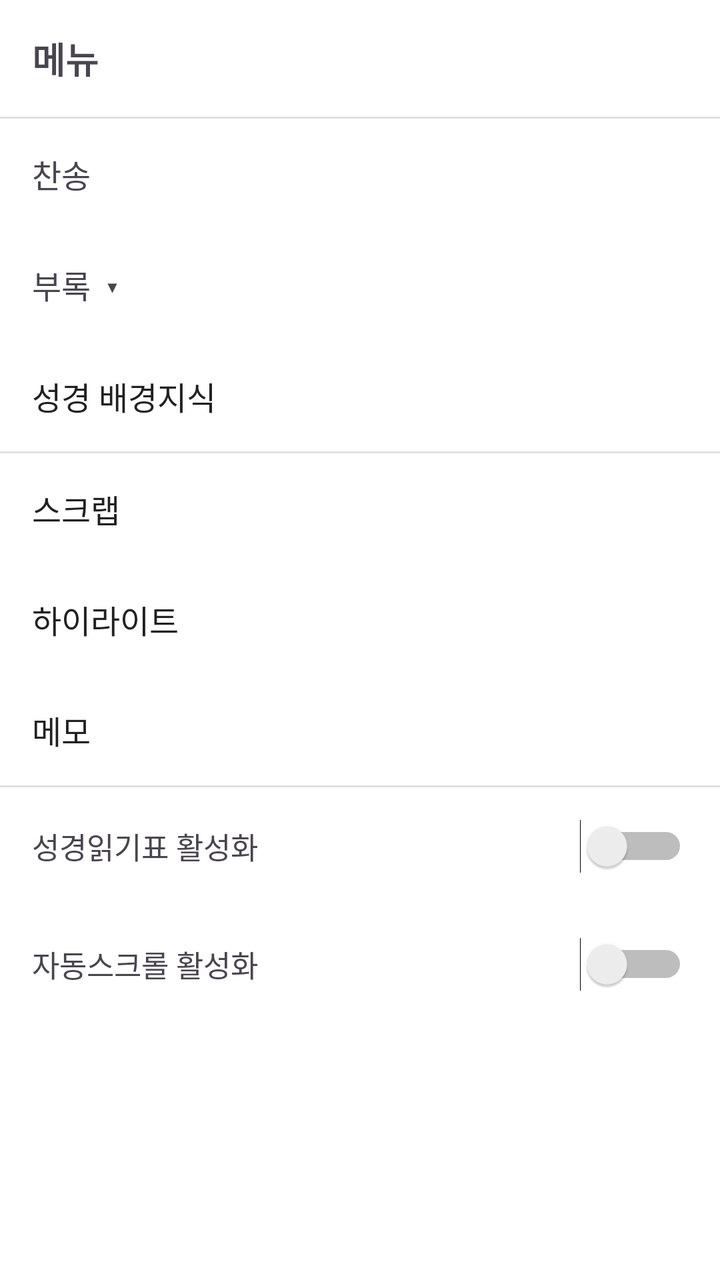
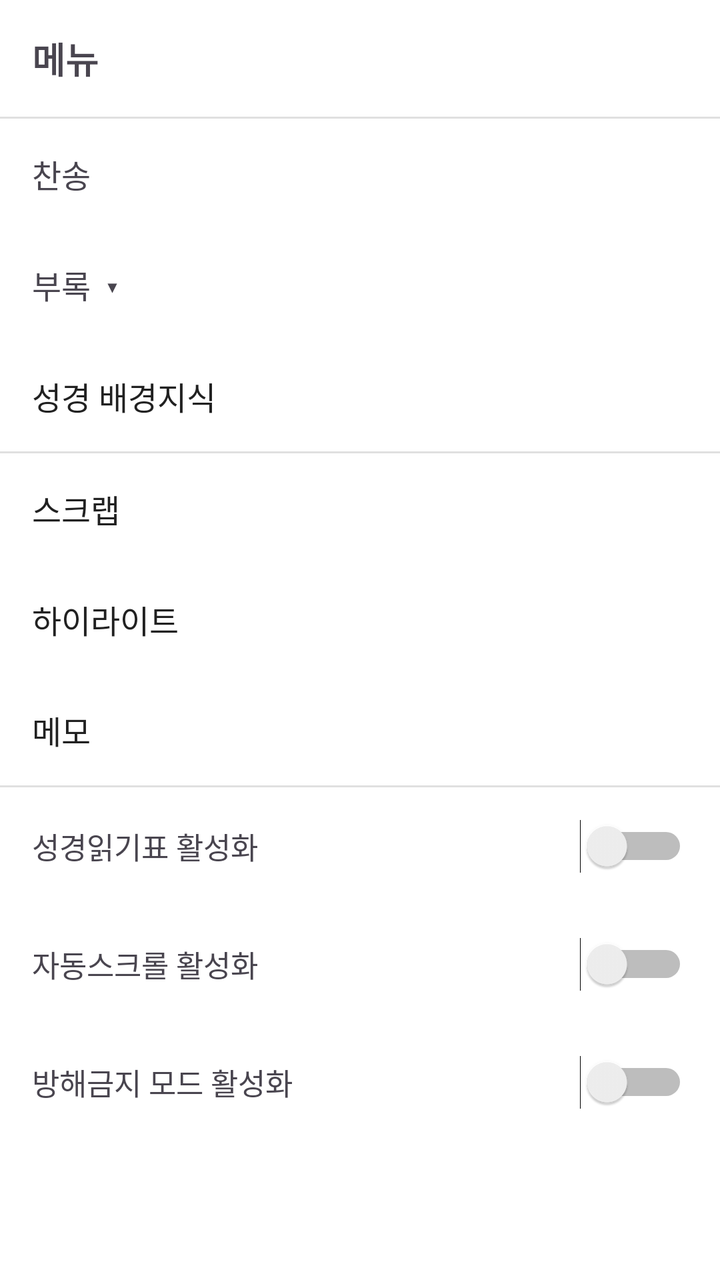

Before-and-after screenshots of an Android layout around one commit, followed by the original layout XML and the change that was made.
<!-- AndroidManifest.xml: application theme Theme.BNOTE -->
<!-- res/layout/panel_bible_menu.xml -->
<?xml version="1.0" encoding="utf-8"?>
<FrameLayout xmlns:android="http://schemas.android.com/apk/res/android"
    android:layout_width="280dp"
    android:layout_height="match_parent">

    <LinearLayout
        android:id="@+id/panel"
        android:layout_width="match_parent"
        android:layout_height="match_parent"
        android:orientation="vertical"
        android:background="@color/surface_background"
        android:elevation="8dp">

        <TextView
            android:layout_width="match_parent"
            android:layout_height="wrap_content"
            android:padding="16dp"
            android:text="메뉴"
            android:textSize="18sp"
            android:textStyle="bold" />

        <View
            android:layout_width="match_parent"
            android:layout_height="1dp"
            android:background="@color/divider_light" />

        <ScrollView
            android:layout_width="match_parent"
            android:layout_height="0dp"
            android:layout_weight="1">

            <LinearLayout
                android:layout_width="match_parent"
                android:layout_height="wrap_content"
                android:orientation="vertical">

                <TextView
                    android:id="@+id/menu_hymn"
                    android:layout_width="match_parent"
                    android:layout_height="wrap_content"
                    android:padding="16dp"
                    android:text="찬송"
                    android:textSize="16sp"
                    android:background="?attr/selectableItemBackground"
                    android:clickable="true"
                    android:focusable="true" />

                <TextView
                    android:id="@+id/menu_appendix"
                    android:layout_width="match_parent"
                    android:layout_height="wrap_content"
                    android:padding="16dp"
                    android:text="부록  ▾"
                    android:textSize="16sp"
                    android:background="?attr/selectableItemBackground"
                    android:clickable="true"
                    android:focusable="true" />

                <LinearLayout
                    android:id="@+id/container_appendix_list"
                    android:layout_width="match_parent"
                    android:layout_height="wrap_content"
                    android:orientation="vertical"
                    android:background="@color/input_background"
                    android:visibility="gone" />

                <TextView
                    android:id="@+id/menu_bible_knowledge"
                    android:layout_width="match_parent"
                    android:layout_height="wrap_content"
                    android:padding="16dp"
                    android:text="성경 배경지식"
                    android:textSize="16sp"
                    android:textColor="@color/text_primary"
                    android:background="?attr/selectableItemBackground"
                    android:clickable="true"
                    android:focusable="true" />

                <View
                    android:layout_width="match_parent"
                    android:layout_height="1dp"
                    android:background="@color/divider_light" />

                <TextView
                    android:id="@+id/menu_scrap"
                    android:layout_width="match_parent"
                    android:layout_height="wrap_content"
                    android:padding="16dp"
                    android:text="스크랩"
                    android:textSize="16sp"
                    android:textColor="@color/text_primary"
                    android:background="?attr/selectableItemBackground"
                    android:clickable="true"
                    android:focusable="true" />

                <TextView
                    android:id="@+id/menu_highlight"
                    android:layout_width="match_parent"
                    android:layout_height="wrap_content"
                    android:padding="16dp"
                    android:text="하이라이트"
                    android:textSize="16sp"
                    android:textColor="@color/text_primary"
                    android:background="?attr/selectableItemBackground"
                    android:clickable="true"
                    android:focusable="true" />

                <TextView
                    android:id="@+id/menu_memo"
                    android:layout_width="match_parent"
                    android:layout_height="wrap_content"
                    android:padding="16dp"
                    android:text="메모"
                    android:textSize="16sp"
                    android:textColor="@color/text_primary"
                    android:background="?attr/selectableItemBackground"
                    android:clickable="true"
                    android:focusable="true" />

                <View
                    android:layout_width="match_parent"
                    android:layout_height="1dp"
                    android:background="@color/divider_light" />

                <LinearLayout
                    android:id="@+id/row_reading_plan_toggle"
                    android:layout_width="match_parent"
                    android:layout_height="wrap_content"
                    android:orientation="horizontal"
                    android:gravity="center_vertical"
                    android:padding="16dp"
                    android:background="?attr/selectableItemBackground"
                    android:clickable="true"
                    android:focusable="true">

                    <TextView
                        android:layout_width="0dp"
                        android:layout_height="wrap_content"
                        android:layout_weight="1"
                        android:text="성경읽기표 활성화"
                        android:textSize="15sp" />

                    <Switch
                        android:id="@+id/switch_reading_plan"
                        android:layout_width="wrap_content"
                        android:layout_height="wrap_content" />
                </LinearLayout>

                <LinearLayout
                    android:id="@+id/row_auto_scroll_toggle"
                    android:layout_width="match_parent"
                    android:layout_height="wrap_content"
                    android:orientation="horizontal"
                    android:gravity="center_vertical"
                    android:padding="16dp"
                    android:background="?attr/selectableItemBackground"
                    android:clickable="true"
                    android:focusable="true">

                    <TextView
                        android:layout_width="0dp"
                        android:layout_height="wrap_content"
                        android:layout_weight="1"
                        android:text="자동스크롤 활성화"
                        android:textSize="15sp" />

                    <Switch
                        android:id="@+id/switch_auto_scroll"
                        android:layout_width="wrap_content"
                        android:layout_height="wrap_content" />
                </LinearLayout>
            </LinearLayout>
        </ScrollView>
    </LinearLayout>
</FrameLayout>
<!-- resources referenced by this layout -->
<resources>
  <color name="divider_light">#E0E0E0</color>
  <color name="input_background">#F5F5F5</color>
  <color name="surface_background">#FFFFFF</color>
  <color name="text_primary">#212121</color>
  <style name="Theme.BNOTE" parent="Base.Theme.BNOTE" />
  <style name="Base.Theme.BNOTE" parent="Theme.Material3.DayNight.NoActionBar">
          <item name="colorPrimary">@color/brown_primary</item>
          <item name="colorPrimaryDark">@color/brown_primary_dark</item>
          <item name="android:statusBarColor">@color/brown_primary_dark</item>
          <item name="android:windowLightStatusBar">false</item>
          <item name="android:windowBackground">@color/surface_background</item>
      </style>
  <color name="brown_primary">#795548</color>
  <color name="brown_primary_dark">#5D4037</color>
</resources>

<!-- the commit's change to res/layout/panel_bible_menu.xml (unified diff, before → after) -->
@@ -169,6 +169,30 @@
                         android:layout_width="wrap_content"
                         android:layout_height="wrap_content" />
                 </LinearLayout>
+
+                <LinearLayout
+                    android:id="@+id/row_dnd_toggle"
+                    android:layout_width="match_parent"
+                    android:layout_height="wrap_content"
+                    android:orientation="horizontal"
+                    android:gravity="center_vertical"
+                    android:padding="16dp"
+                    android:background="?attr/selectableItemBackground"
+                    android:clickable="true"
+                    android:focusable="true">
+
+                    <TextView
+                        android:layout_width="0dp"
+                        android:layout_height="wrap_content"
+                        android:layout_weight="1"
+                        android:text="방해금지 모드 활성화"
+                        android:textSize="15sp" />
+
+                    <Switch
+                        android:id="@+id/switch_dnd"
+                        android:layout_width="wrap_content"
+                        android:layout_height="wrap_content" />
+                </LinearLayout>
             </LinearLayout>
         </ScrollView>
     </LinearLayout>
